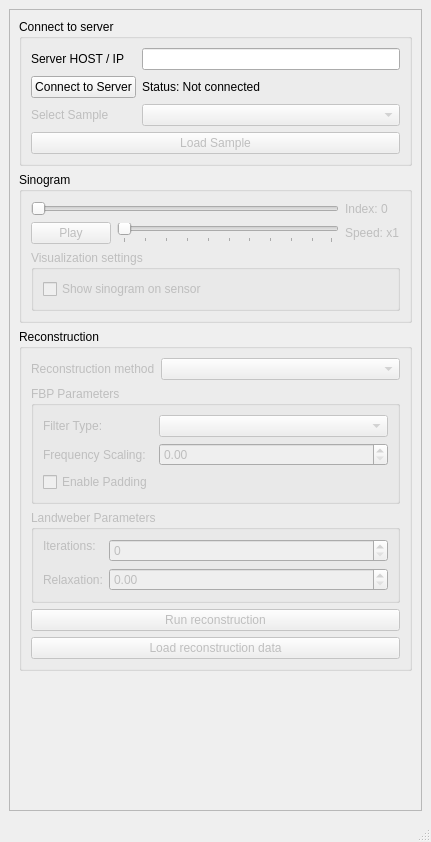
Old version of the form 3Dslicer/CT-Wood/CTWood/SinoReconsVisual2/Resources/UI/SinoReconsVisual2.ui in the repository ouaburst/CT_GUI_Docker.
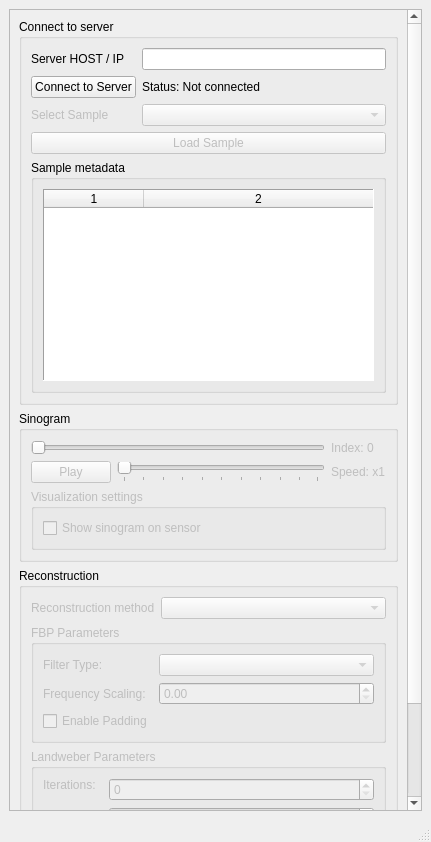
New version of the form. Custom widgets are drawn as their Qt base class.

Commit message: Changed UI to display sample metadata.

```diff
--- a/3Dslicer/CT-Wood/CTWood/SinoReconsVisual2/Resources/UI/SinoReconsVisual2.ui
+++ b/3Dslicer/CT-Wood/CTWood/SinoReconsVisual2/Resources/UI/SinoReconsVisual2.ui
@@ -20,8 +20,8 @@
      <verstretch>0</verstretch>
     </sizepolicy>
    </property>
-   <layout class="QGridLayout" name="gridLayout_3">
-    <item row="0" column="0">
+   <layout class="QVBoxLayout" name="verticalLayout">
+    <item>
      <widget class="QScrollArea" name="scrollArea">
       <property name="widgetResizable">
        <bool>true</bool>
@@ -31,8 +31,8 @@
         <rect>
          <x>0</x>
          <y>0</y>
-         <width>409</width>
-         <height>626</height>
+         <width>384</width>
+         <height>977</height>
         </rect>
        </property>
        <property name="sizePolicy">
@@ -112,6 +112,69 @@
              </property>
             </widget>
            </item>
+           <item row="6" column="0" colspan="2">
+            <widget class="ctkCollapsibleGroupBox" name="metadataGroupBox">
+             <property name="enabled">
+              <bool>true</bool>
+             </property>
+             <property name="title">
+              <string>Sample metadata</string>
+             </property>
+             <property name="flat">
+              <bool>false</bool>
+             </property>
+             <property name="collapsed">
+              <bool>false</bool>
+             </property>
+             <property name="collapsedHeight">
+              <number>1</number>
+             </property>
+             <layout class="QVBoxLayout" name="verticalLayout_2">
+              <item>
+               <widget class="QTableWidget" name="metadataTableWidget">
+                <property name="enabled">
+                 <bool>true</bool>
+                </property>
+                <property name="frameShape">
+                 <enum>QFrame::Panel</enum>
+                </property>
+                <property name="frameShadow">
+                 <enum>QFrame::Sunken</enum>
+                </property>
+                <property name="lineWidth">
+                 <number>1</number>
+                </property>
+                <property name="sizeAdjustPolicy">
+                 <enum>QAbstractScrollArea::AdjustIgnored</enum>
+                </property>
+                <property name="sortingEnabled">
+                 <bool>true</bool>
+                </property>
+                <property name="columnCount">
+                 <number>2</number>
+                </property>
+                <attribute name="horizontalHeaderVisible">
+                 <bool>true</bool>
+                </attribute>
+                <attribute name="horizontalHeaderCascadingSectionResizes">
+                 <bool>false</bool>
+                </attribute>
+                <attribute name="horizontalHeaderStretchLastSection">
+                 <bool>true</bool>
+                </attribute>
+                <attribute name="verticalHeaderVisible">
+                 <bool>false</bool>
+                </attribute>
+                <attribute name="verticalHeaderShowSortIndicator" stdset="0">
+                 <bool>false</bool>
+                </attribute>
+                <column/>
+                <column/>
+               </widget>
+              </item>
+             </layout>
+            </widget>
+           </item>
           </layout>
          </widget>
         </item>
```
Left out of the diff: 48 changed lines with no effect on the pictures. The commit also changes 3 other files.
